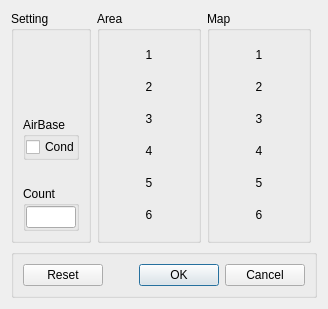
Above: anyactionselectdialog.ui from b17ee518/a86b43fca89c33a2f703c0c6c7221cb8 before the change. Below: the same form after it.
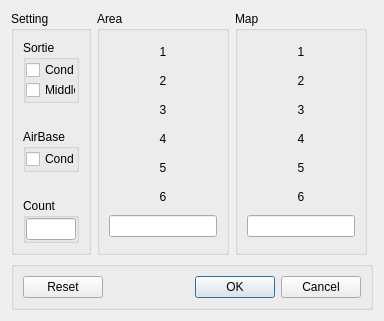
That is the form after the change.

Diff of the .ui file:
```diff
--- a/anyactionselectdialog.ui
+++ b/anyactionselectdialog.ui
@@ -116,6 +116,16 @@
         </attribute>
        </widget>
       </item>
+      <item>
+       <widget class="QLineEdit" name="leArea">
+        <property name="sizePolicy">
+         <sizepolicy hsizetype="Fixed" vsizetype="Fixed">
+          <horstretch>0</horstretch>
+          <verstretch>0</verstretch>
+         </sizepolicy>
+        </property>
+       </widget>
+      </item>
      </layout>
     </widget>
    </item>
@@ -221,6 +231,16 @@
         </attribute>
        </widget>
       </item>
+      <item>
+       <widget class="QLineEdit" name="leMap">
+        <property name="sizePolicy">
+         <sizepolicy hsizetype="Fixed" vsizetype="Fixed">
+          <horstretch>0</horstretch>
+          <verstretch>0</verstretch>
+         </sizepolicy>
+        </property>
+       </widget>
+      </item>
      </layout>
     </widget>
    </item>
@@ -249,6 +269,66 @@
         </property>
        </spacer>
       </item>
+      <item>
+       <widget class="QGroupBox" name="groupBox_7">
+        <property name="maximumSize">
+         <size>
+          <width>16777215</width>
+          <height>65</height>
+         </size>
+        </property>
+        <property name="title">
+         <string>Sortie</string>
+        </property>
+        <layout class="QVBoxLayout" name="verticalLayout_6">
+         <property name="spacing">
+          <number>0</number>
+         </property>
+         <property name="leftMargin">
+          <number>0</number>
+         </property>
+         <property name="topMargin">
+          <number>0</number>
+         </property>
+         <property name="rightMargin">
+          <number>0</number>
+         </property>
+         <property name="bottomMargin">
+          <number>0</number>
+         </property>
+         <item>
+          <widget class="QCheckBox" name="cbCond">
+           <property name="text">
+            <string>Cond</string>
+           </property>
+          </widget>
+         </item>
+         <item>
+          <widget class="QCheckBox" name="cbMiddleDamage">
+           <property name="text">
+            <string>Middle</string>
+           </property>
+          </widget>
+         </item>
+        </layout>
+       </widget>
+      </item>
+      <item>
+       <spacer name="verticalSpacer_3">
+        <property name="orientation">
+         <enum>Qt::Vertical</enum>
+        </property>
+        <property name="sizeType">
+         <enum>QSizePolicy::Fixed</enum>
+        </property>
+        <property name="sizeHint" stdset="0">
+         <size>
+          <width>20</width>
+          <height>20</height>
+         </size>
+        </property>
+       </spacer>
+      </item>
       <item>
        <widget class="QGroupBox" name="groupBox_5">
         <property name="maximumSize">
```
Left out of the diff: 8 changed lines with no effect on the pictures.
